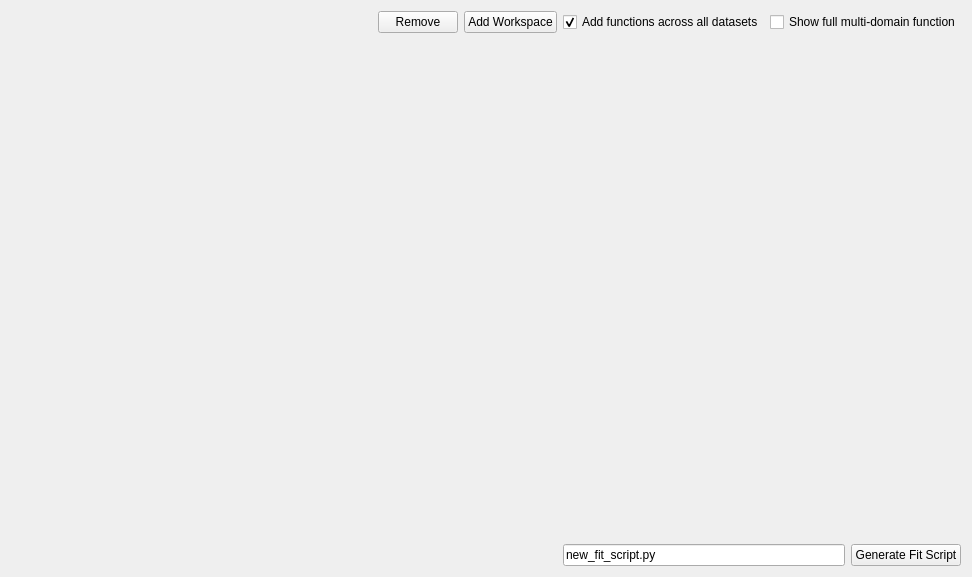
Qt form qt/widgets/common/inc/MantidQtWidgets/Common/FitScriptGenerator.ui (mantidproject/mantid) before a commit.
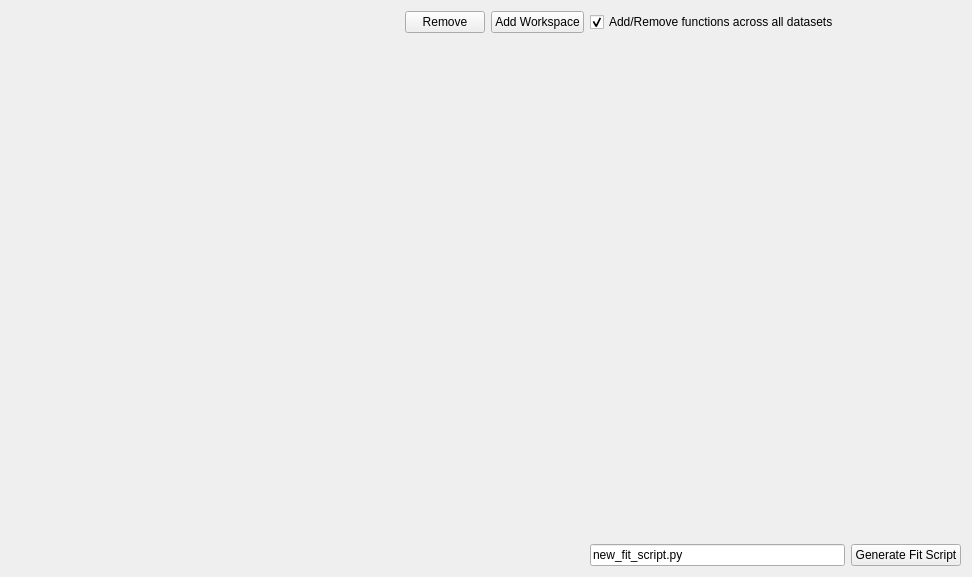
The same form after that commit.

Commit message: Refs #29911. Add and remove functions.

Diff of the .ui file:
```diff
--- a/qt/widgets/common/inc/MantidQtWidgets/Common/FitScriptGenerator.ui
+++ b/qt/widgets/common/inc/MantidQtWidgets/Common/FitScriptGenerator.ui
@@ -48,7 +48,7 @@
    <item row="0" column="3">
     <widget class="QCheckBox" name="ckAddFunctionForAllDomains">
      <property name="text">
-      <string>Add functions across all datasets</string>
+      <string>Add/Remove functions across all datasets</string>
      </property>
      <property name="checked">
       <bool>true</bool>
@@ -69,13 +69,6 @@
      </property>
     </widget>
    </item>
-   <item row="0" column="4" colspan="2">
-    <widget class="QCheckBox" name="ckShowFullFunction">
-     <property name="text">
-      <string>Show full multi-domain function</string>
-     </property>
-    </widget>
-   </item>
    <item row="3" column="5">
     <widget class="QPushButton" name="pbGenerateFitScript">
      <property name="text">
```
The commit also changes 15 other files.
